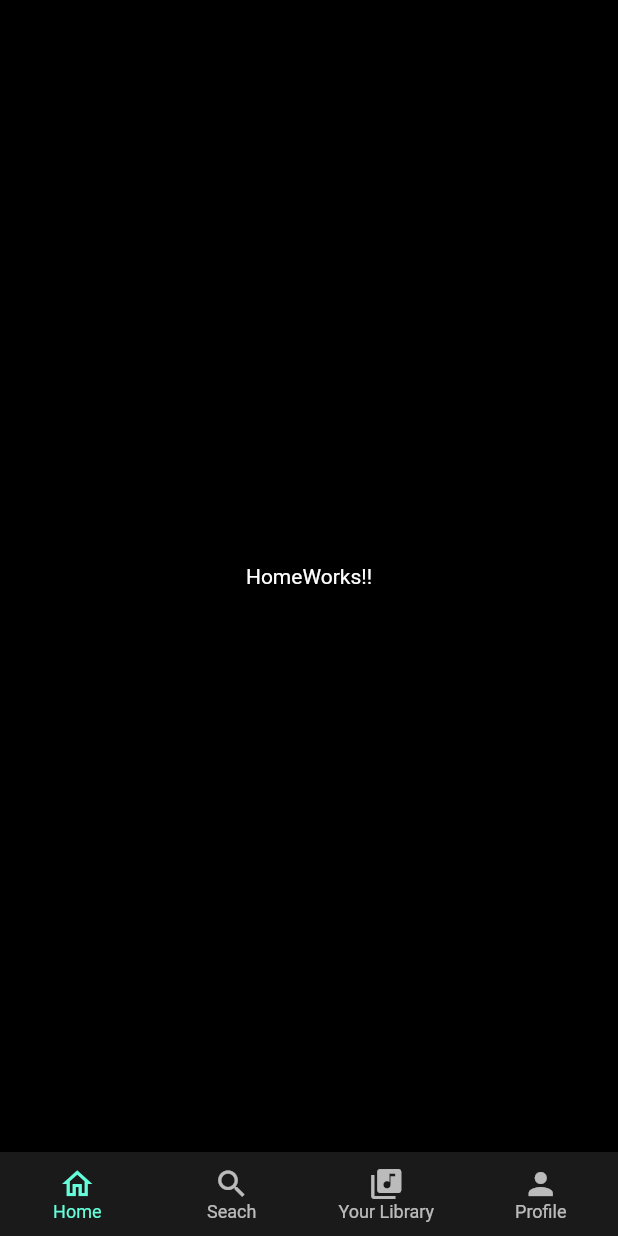
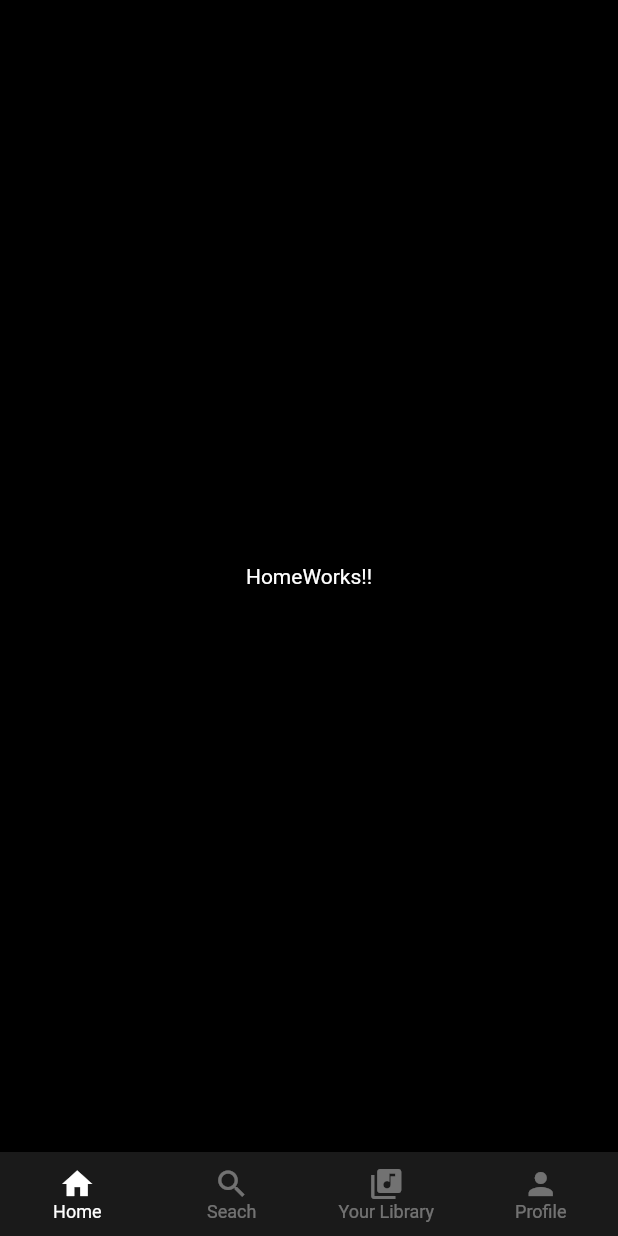
Before and after one commit to wardvisual/soundtrip-yarn, a Flutter app: the screen it shows after launch, on a phone screen of 412 x 824 dp. Run offline on Flutter 3.47's test engine with Material 2 defaults, Android fonts, the phone set to English and light mode, and no system bars.

Commit message:
chore: implement view navigation and display

```diff
--- a/lib/main.dart
+++ b/lib/main.dart
@@ -24,7 +24,9 @@ class MyApp extends StatelessWidget {
           ),
           unselectedLabelStyle: TextStyle(
               fontSize: 12,
-          )
+          ),
+          selectedItemColor: Colors.white,
+          unselectedItemColor: Colors.white38
         )
       ),
       home: Tabbar()
--- a/lib/navigations/tabbar.dart
+++ b/lib/navigations/tabbar.dart
@@ -2,6 +2,9 @@
 
 import 'package:flutter/material.dart';
 import 'package:spotify/views/home.dart';
+import 'package:spotify/views/library.dart';
+import 'package:spotify/views/profile.dart';
+import 'package:spotify/views/search.dart';
 
 class Tabbar extends StatefulWidget {
   const Tabbar({super.key});
@@ -25,7 +28,7 @@ class _TabbarState extends State<Tabbar> {
         },
         items: [
         BottomNavigationBarItem(
-          icon: Icon(Icons.home_outlined),
+          icon: Icon(Icons.home),
           label: "Home"),
         BottomNavigationBarItem(
           icon: Icon(Icons.search_outlined),
@@ -37,7 +40,24 @@ class _TabbarState extends State<Tabbar> {
           icon: Icon(Icons.person),
           label: "Profile"),
       ]),
-      body: const HomeView(),
+      body: Stack(
+        children: [
+          renderView(0, HomeView()),
+          renderView(1, SearchView()),
+          renderView(2, LibraryView()),
+          renderView(3, ProfileView()),
+        ],
+      )
     );
   }
+
+  Widget renderView(int tabIndex, Widget view) {
+    return IgnorePointer(
+          ignoring: _selectedTab != tabIndex,
+          child: Opacity(
+            opacity: _selectedTab == tabIndex ? 1 : 0,
+            child: view
+          )
+        );
+  }
 }
```
Also changed, not shown: lib/views/library.dart (+19 -0 lines), lib/views/profile.dart (+19 -0 lines), lib/views/search.dart (+19 -0 lines).
